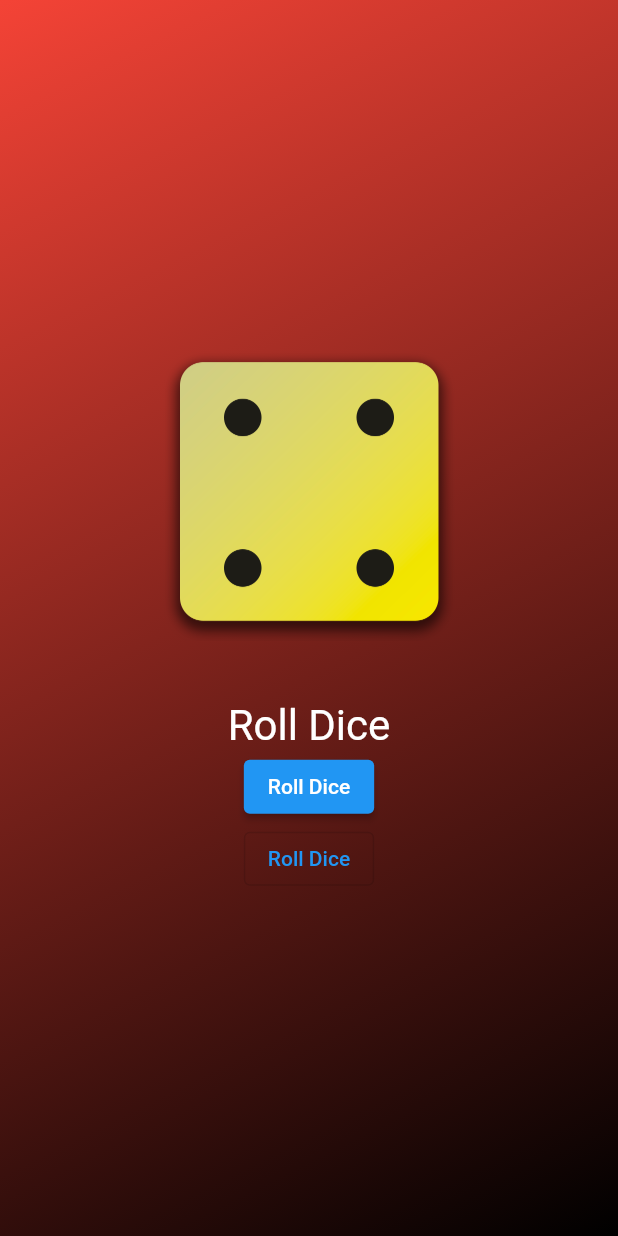
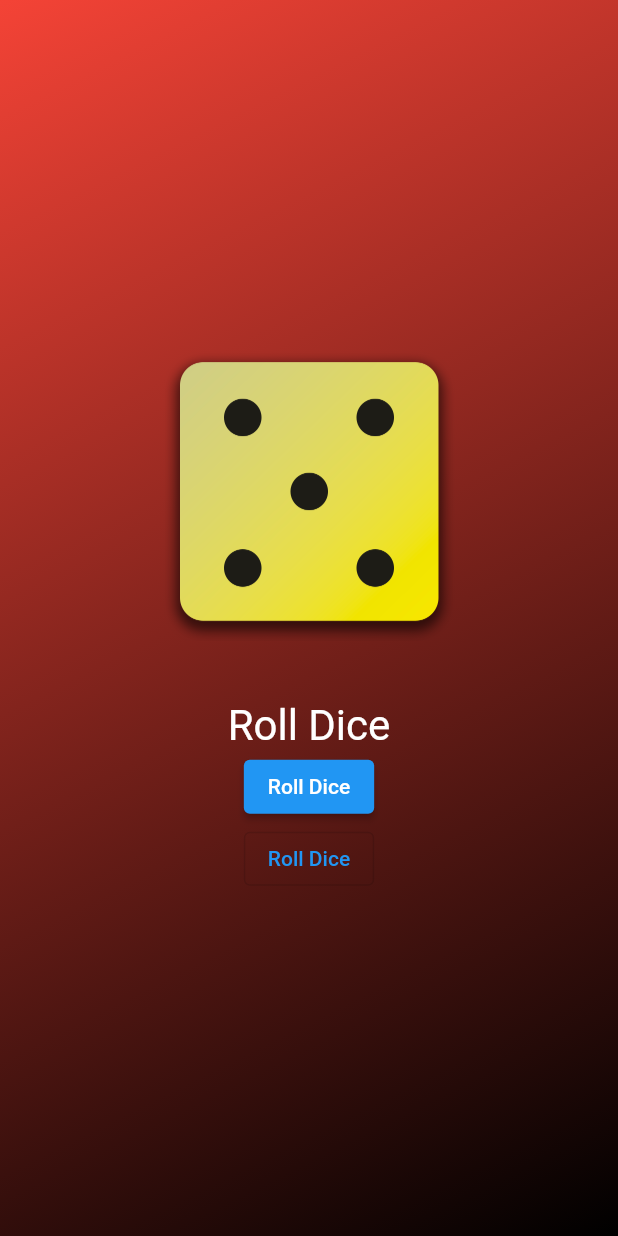
Before and after one commit to kodesh87/flutter_dart_the_complete_guide_2023_edition, a Flutter app: the screen it shows after launch, after a tap on "Roll Dice", on a phone screen of 412 x 824 dp. Run offline on Flutter 3.47's test engine with Material 2 defaults, Android fonts, the phone set to English and light mode, and no system bars.

Commit message:
Lesson #49

```diff
--- a/first_app/lib/dice_roller.dart
+++ b/first_app/lib/dice_roller.dart
@@ -1,4 +1,7 @@
+import 'dart:math';
 import 'package:flutter/material.dart';
+
+final randomizer = Random();
 
 class DiceRoller extends StatefulWidget {
   const DiceRoller({super.key});
@@ -10,13 +13,15 @@ class DiceRoller extends StatefulWidget {
 }
 
 class _DiceRollerState extends State<DiceRoller> {
-  var activeDiceImage = "assets/images/dice/dice-2.png";
+  var currentDiceRoll = 2;
 
   void rollDice() {
     setState(() {
-      activeDiceImage = "assets/images/dice/dice-4.png";
-      print("rollDice");
+      print("test");
+      currentDiceRoll = randomizer.nextInt(6) + 1;
+      print("rollDice1");
     });
+    print("rollDice2");
   }
 
   @override
@@ -25,7 +30,7 @@ class _DiceRollerState extends State<DiceRoller> {
       mainAxisSize: MainAxisSize.min,
       children: [
         Image.asset(
-          activeDiceImage,
+          "assets/images/dice/dice-$currentDiceRoll.png",
           width: 200,
         ),
         const SizedBox(
--- a/first_app/lib/main.dart
+++ b/first_app/lib/main.dart
@@ -3,7 +3,7 @@ import 'package:first_app/gradient_container.dart';
 
 void main() {
   runApp(
-    MaterialApp(
+    const MaterialApp(
       home: Scaffold(
         // backgroundColor: Color.fromARGB(255, 134, 176, 136),
         body: GradientContainer.redToBlack(),
```
